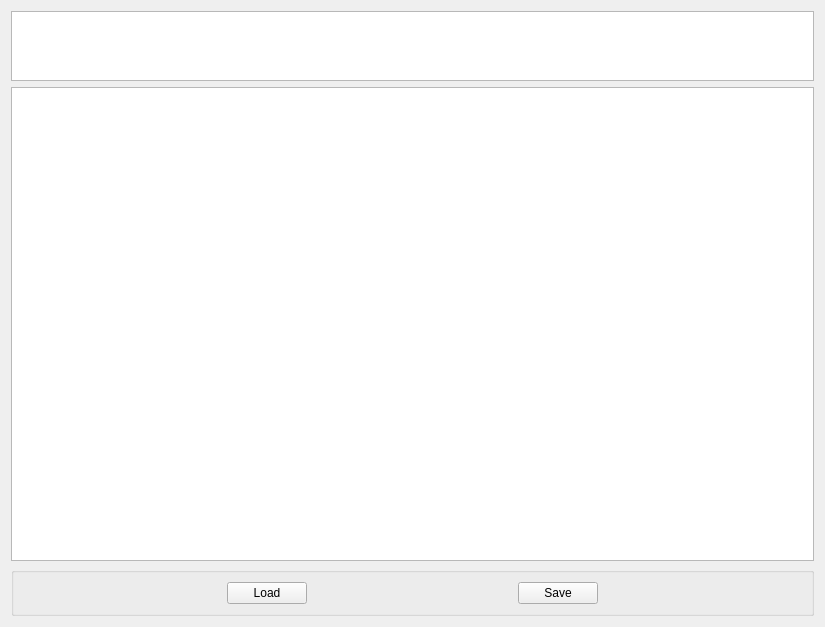
norian-n/EcoGraphDb, file src/samples/EgPaintingSample/GraphSceneForm.ui: the form before one commit.
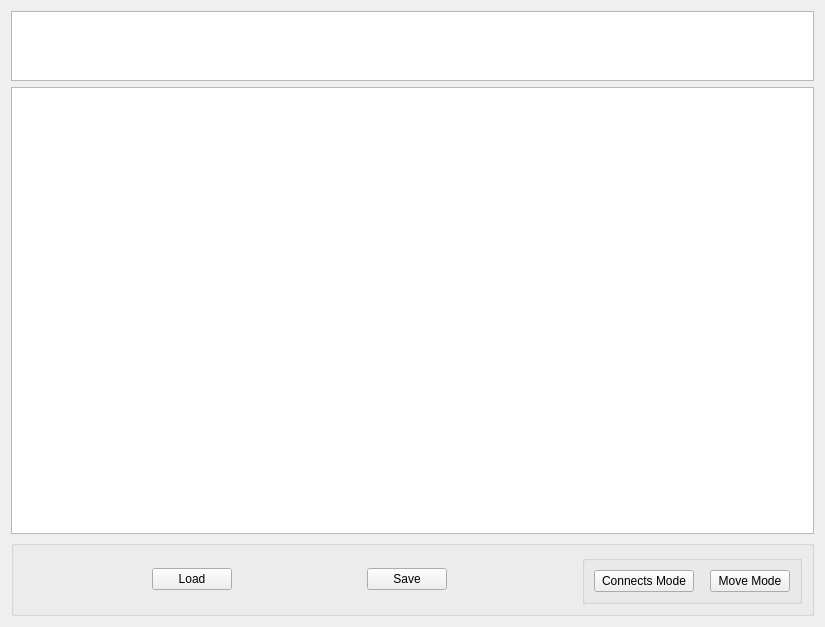
The form after the commit.

Diff of the .ui file:
```diff
--- a/src/samples/EgPaintingSample/GraphSceneForm.ui
+++ b/src/samples/EgPaintingSample/GraphSceneForm.ui
@@ -86,6 +86,69 @@
         </property>
        </spacer>
       </item>
+      <item>
+       <widget class="QGroupBox" name="groupBox_2">
+        <property name="sizePolicy">
+         <sizepolicy hsizetype="Preferred" vsizetype="Minimum">
+          <horstretch>0</horstretch>
+          <verstretch>0</verstretch>
+         </sizepolicy>
+        </property>
+        <property name="minimumSize">
+         <size>
+          <width>220</width>
+          <height>0</height>
+         </size>
+        </property>
+        <property name="title">
+         <string/>
+        </property>
+        <layout class="QHBoxLayout" name="horizontalLayout_2">
+         <item>
+          <widget class="QPushButton" name="connectsModeButton">
+           <property name="sizePolicy">
+            <sizepolicy hsizetype="Minimum" vsizetype="Fixed">
+             <horstretch>0</horstretch>
+             <verstretch>0</verstretch>
+            </sizepolicy>
+           </property>
+           <property name="minimumSize">
+            <size>
+             <width>100</width>
+             <height>0</height>
+            </size>
+           </property>
+           <property name="text">
+            <string>Connects Mode</string>
+           </property>
+           <property name="flat">
+            <bool>false</bool>
+           </property>
+          </widget>
+         </item>
+         <item>
+          <spacer name="horizontalSpacer_6">
+           <property name="orientation">
+            <enum>Qt::Horizontal</enum>
+           </property>
+           <property name="sizeHint" stdset="0">
+            <size>
+             <width>15</width>
+             <height>20</height>
+            </size>
+           </property>
+          </spacer>
+         </item>
+         <item>
+          <widget class="QPushButton" name="moveModeButton">
+           <property name="text">
+            <string>Move Mode</string>
+           </property>
+          </widget>
+         </item>
+        </layout>
+       </widget>
+      </item>
      </layout>
     </widget>
    </item>
```
Left out of the diff: 6 changed lines with no effect on the pictures.
